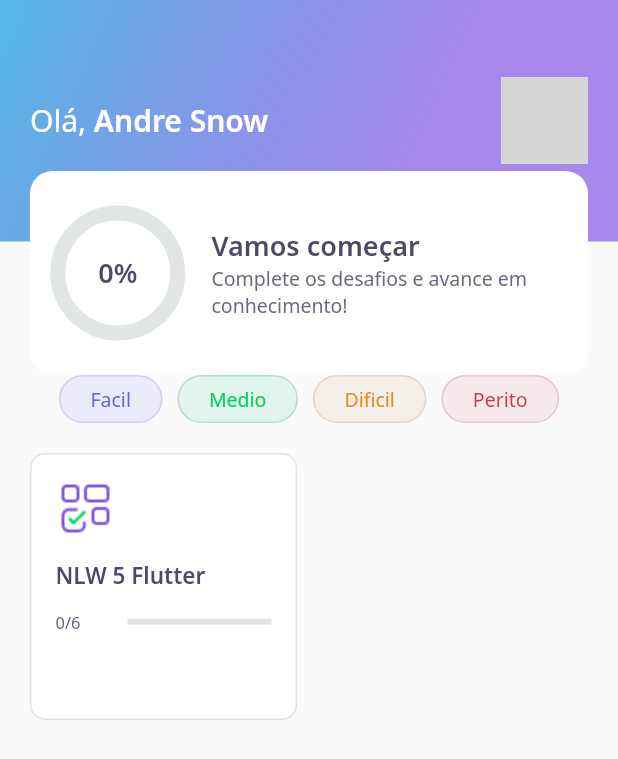
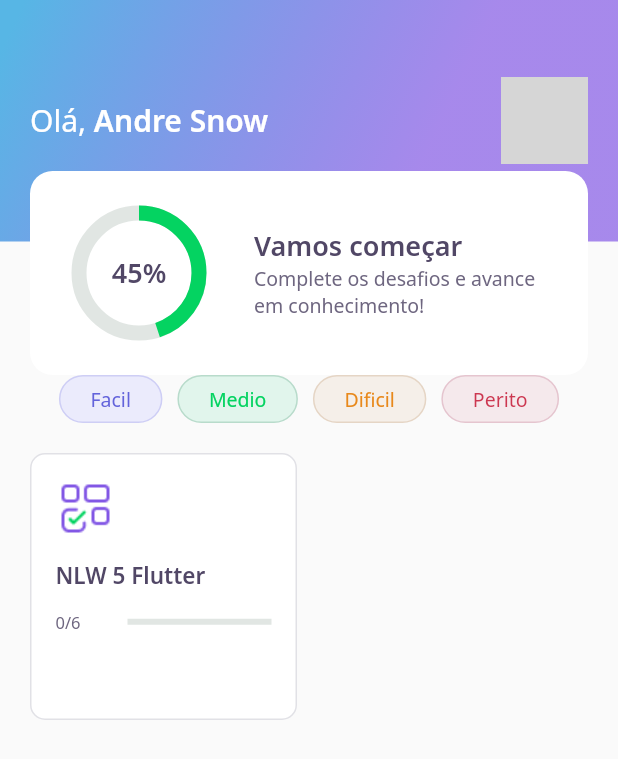
Before and after one commit to AndreSnow/DevQuiz, a Flutter app: the screen it shows after launch, on a phone screen of 412 x 824 dp. Shown: the top 759 px of the screen. Run offline on Flutter 3.47's test engine with Material 2 defaults, Android fonts, the phone set to English and light mode, and no system bars; our stand-ins replace google_fonts, share_plus; accounts and stored records are empty; network calls fail; grey boxes are pictures that could not be loaded.

Commit message:
ajuste tempo da animacao, score e tamanho do score.

```diff
--- a/assets/database/user.json
+++ b/assets/database/user.json
@@ -1,5 +1,5 @@
 {
     "name": "Andre Snow",
-    "score": 0,
+    "score": 45,
     "photoUrl": "https://avatars.githubusercontent.com/u/58959633?s=60&v=4"
 }
--- a/lib/home/widgets /chart/chart_widget.dart
+++ b/lib/home/widgets /chart/chart_widget.dart
@@ -19,7 +19,7 @@ class _ChartWidgetState extends State<ChartWidget>
 
   void initAnimation() {
     _controller =
-        AnimationController(vsync: this, duration: Duration(seconds: 5));
+        AnimationController(vsync: this, duration: Duration(seconds: 3));
     _animation =
         Tween<double>(begin: 0.0, end: widget.percent).animate(_controller);
     _controller.forward();
--- a/lib/home/widgets /score_card/score_card_widget.dart
+++ b/lib/home/widgets /score_card/score_card_widget.dart
@@ -26,7 +26,7 @@ class ScoreCardWidget extends StatelessWidget {
                 child: ChartWidget(percent: percent),
               ),
               Expanded(
-                flex: 3,
+                flex: 2,
                 child: Padding(
                   padding: const EdgeInsets.only(left: 20),
                   child: Column(
```
